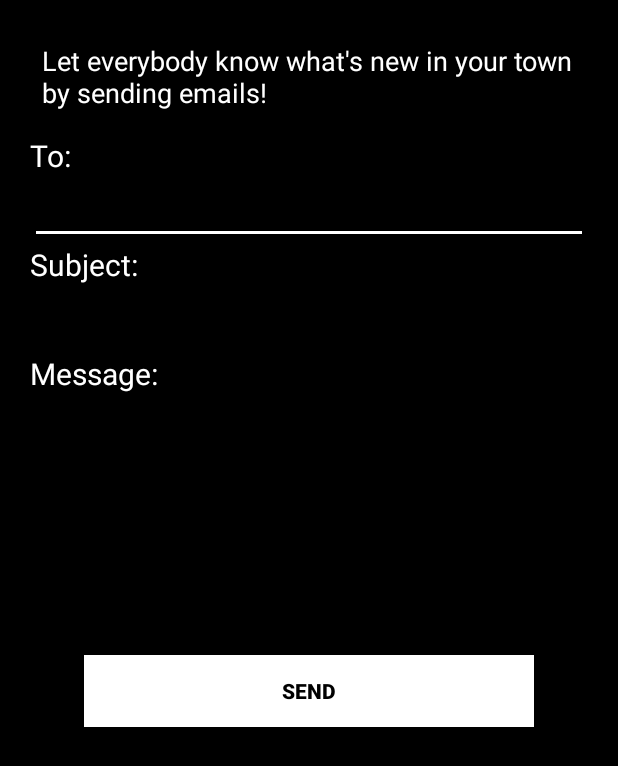
After one commit to RaresScoica/InfoEducatieNeighbourhoodCrime, an Android app: the EmailActivity screen opened directly, with no data from a screen before it, on a phone screen of 412 x 824 dp. The commit adds this screen. Shown: the top 766 px of the screen. Run offline under Robolectric (Android 15) with nearby library versions, the phone set to English and light mode, and no system bars.

Commit message:
Email Activity and Design

```diff
--- /dev/null
+++ b/app/src/main/java/ro/infoeducatie/neighbourhoodcrime/EmailActivity.java
@@ -0,0 +1,47 @@
+package ro.infoeducatie.neighbourhoodcrime;
+
+import android.content.Intent;
+import android.support.v7.app.AppCompatActivity;
+import android.os.Bundle;
+import android.view.View;
+import android.widget.Button;
+import android.widget.EditText;
+
+public class EmailActivity extends AppCompatActivity {
+
+    private EditText mEditTextTo, mEditTextMessage, mEditTextSubject;
+
+    @Override
+    protected void onCreate(Bundle savedInstanceState) {
+        super.onCreate(savedInstanceState);
+        setContentView(R.layout.activity_email);
+
+        mEditTextTo = findViewById(R.id.edit_text_to);
+        mEditTextMessage = findViewById(R.id.edit_text_message);
+        mEditTextSubject = findViewById(R.id.edit_text_subject);
+
+        Button buttonSend = findViewById(R.id.button_send);
+        buttonSend.setOnClickListener(new View.OnClickListener() {
+            @Override
+            public void onClick(View v) {
+                sendMail();
+            }
+        });
+    }
+
+    private void sendMail() {
+        String recipientList = mEditTextTo.getText().toString();
+        String[] recipients = recipientList.split(",");
+
+        String subject = mEditTextSubject.getText().toString();
+        String message = mEditTextMessage.getText().toString();
+
+        Intent intent = new Intent(Intent.ACTION_SEND);
+        intent.putExtra(Intent.EXTRA_EMAIL, recipients);
+        intent.putExtra(Intent.EXTRA_SUBJECT, subject);
+        intent.putExtra(Intent.EXTRA_TEXT, message);
+
+        intent.setType("message/rfc822");
+        startActivity(Intent.createChooser(intent, "Choose an email client"));
+    }
+}
--- /dev/null
+++ b/app/src/main/res/layout/activity_email.xml
@@ -0,0 +1,74 @@
+<?xml version="1.0" encoding="utf-8"?>
+<LinearLayout xmlns:android="http://schemas.android.com/apk/res/android"
+    xmlns:tools="http://schemas.android.com/tools"
+    android:layout_width="match_parent"
+    android:layout_height="match_parent"
+    android:orientation="vertical"
+    android:padding="20dp"
+    android:background="@color/black"
+    tools:context=".EmailActivity">
+
+    <TextView
+        android:layout_width="match_parent"
+        android:layout_height="wrap_content"
+        android:textSize="18sp"
+        android:textColor="@android:color/white"
+        android:padding="8dp"
+        android:layout_marginBottom="8dp"
+        android:text="Let everybody know what's new in your town by sending emails!"/>
+
+    <TextView
+        android:layout_width="match_parent"
+        android:layout_height="wrap_content"
+        android:textSize="20sp"
+        android:textColor="@android:color/white"
+        android:text="To:" />
+
+    <EditText
+        android:id="@+id/edit_text_to"
+        android:layout_width="match_parent"
+        android:layout_height="wrap_content"
+        android:textColor="@android:color/white"
+        android:inputType="textEmailAddress"/>
+
+    <TextView
+        android:layout_width="match_parent"
+        android:layout_height="wrap_content"
+        android:textSize="20sp"
+        android:textColor="@android:color/white"
+        android:text="Subject:" />
+
+    <EditText
+        android:id="@+id/edit_text_subject"
+        android:layout_width="match_parent"
+        android:layout_height="wrap_content"
+        android:textColor="@android:color/white"
+        android:inputType="textEmailSubject"/>
+
+    <TextView
+        android:layout_width="match_parent"
+        android:layout_height="wrap_content"
+        android:textSize="20sp"
+        android:textColor="@android:color/white"
+        android:text="Message:" />
+
+    <EditText
+        android:id="@+id/edit_text_message"
+        android:layout_width="match_parent"
+        android:layout_height="wrap_content"
+        android:lines="8"
+        android:background="@null"
+        android:textColor="@android:color/white"
+        android:layout_gravity="start"/>
+
+    <Button
+        android:id="@+id/button_send"
+        android:textColor="@color/black"
+        android:background="@android:color/white"
+        android:textStyle="bold"
+        android:layout_gravity="center_horizontal"
+        android:layout_width="300dp"
+        android:layout_height="wrap_content"
+        android:text="send"/>
+
+</LinearLayout>
```
Also changed, not shown: app/src/main/AndroidManifest.xml (+16 -9 lines), app/src/main/java/ro/infoeducatie/neighbourhoodcrime/CitizenLoginActivity.java (+10 -1 lines), app/src/main/java/ro/infoeducatie/neighbourhoodcrime/CitizenMapActivity.java (+10 -1 lines), app/src/main/java/ro/infoeducatie/neighbourhoodcrime/CitizenSettingsActivity.java (+10 -1 lines), app/src/main/java/ro/infoeducatie/neighbourhoodcrime/EmailUsActivity.java (added, +47 -0 lines), app/src/main/java/ro/infoeducatie/neighbourhoodcrime/LawenforcerLoginActivity.java (+10 -1 lines), app/src/main/java/ro/infoeducatie/neighbourhoodcrime/LawenforcerMapActivity.java (+11 -2 lines), app/src/main/java/ro/infoeducatie/neighbourhoodcrime/LawenforcerSettingsActivity.java (+10 -7 lines), app/src/main/res/layout/activity_citizen_login.xml (+10 -6 lines), app/src/main/res/layout/activity_citizen_map.xml (+9 -0 lines), app/src/main/res/layout/activity_citizen_settings.xml (+6 -4 lines), app/src/main/res/layout/activity_email_us.xml (added, +75 -0 lines), app/src/main/res/layout/activity_lawenforcer_login.xml (+10 -6 lines), app/src/main/res/layout/activity_lawenforcer_map.xml (+9 -0 lines), 1 more files.
